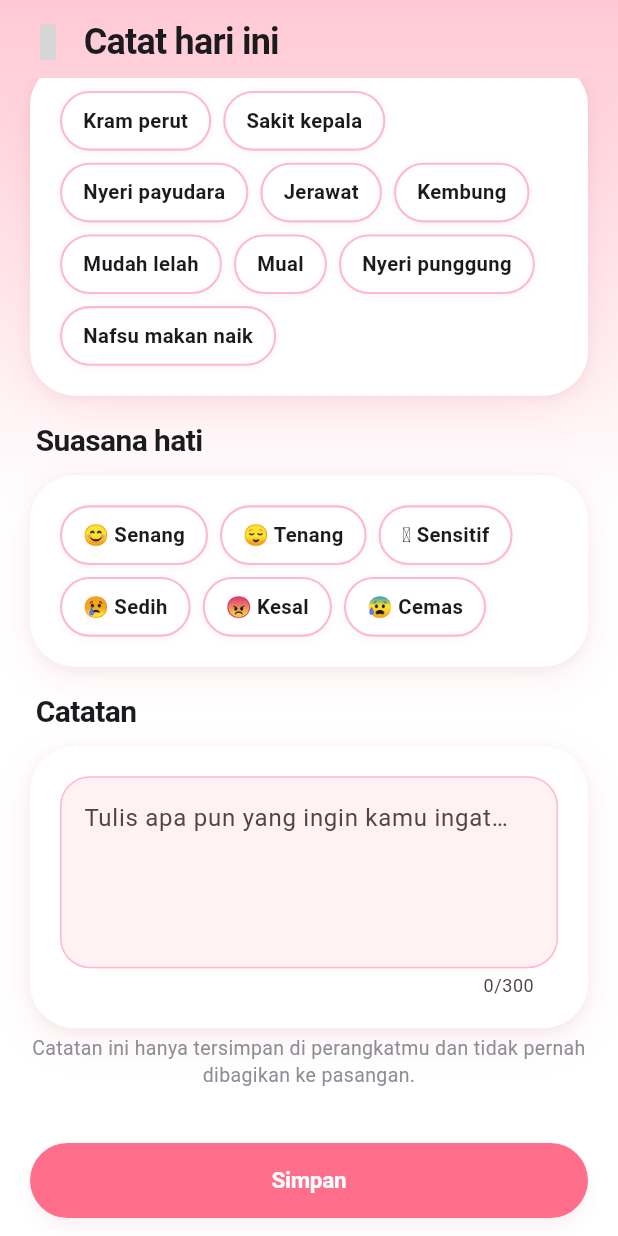
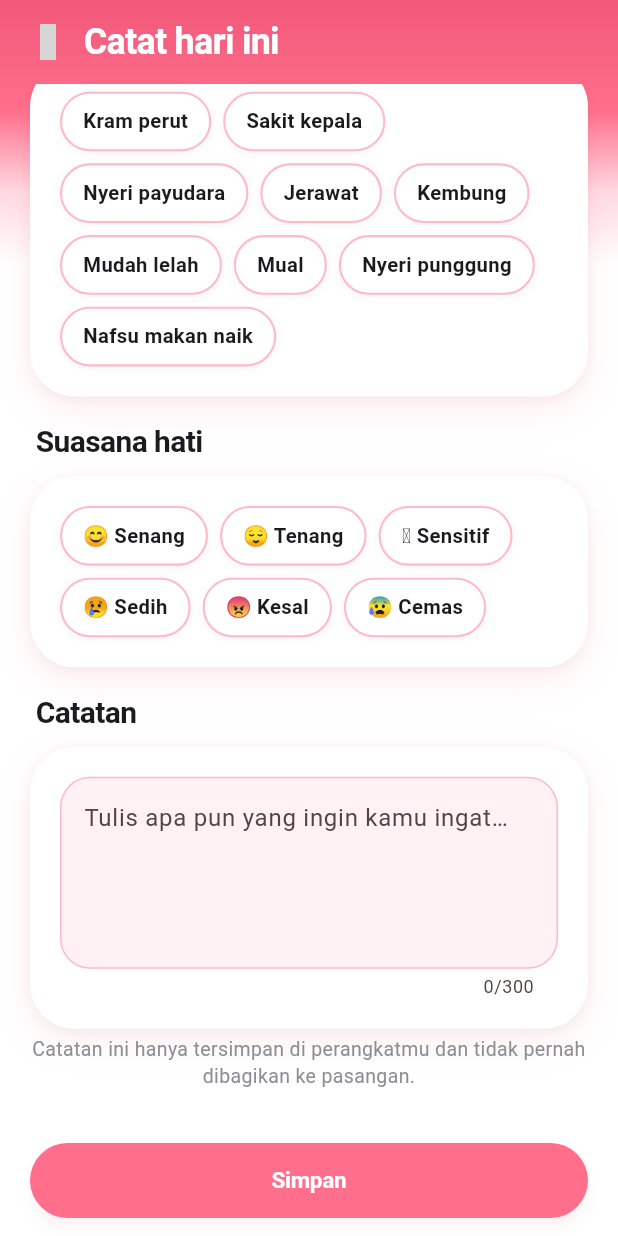
Before and after one commit to SahrulRD-Smatel/Period-Tracker, a Flutter app: the LogScreen screen opened directly with empty values, scrolled down 551 dp, on a phone screen of 412 x 824 dp. Run offline on Flutter 3.47's test engine with Material 3 defaults, Android fonts, the phone set to English and light mode, and no system bars; our stand-ins replace flutter_animate, flutter_local_notifications, flutter_riverpod, flutter_timezone, local_auth, shared_preferences and 3 more; missing offline and left inert: phosphor_icons; accounts and stored records are empty; network calls fail; grey boxes are pictures that could not be loaded.

Commit message:
style(ui): refine pink-white header gradient contrast and add Auth retry button

```diff
--- a/lib/core/app_scaffold.dart
+++ b/lib/core/app_scaffold.dart
@@ -23,7 +23,9 @@ class AppScaffold extends StatelessWidget {
   });
 
   @override
-  Widget build(BuildContext context) => Scaffold(
+  Widget build(BuildContext context) {
+    final topInset = MediaQuery.paddingOf(context).top;
+    return Scaffold(
       appBar: appBar,
       bottomNavigationBar: bottomNavigationBar != null
           ? Align(
@@ -36,13 +38,19 @@ class AppScaffold extends StatelessWidget {
             )
           : null,
       backgroundColor: background ?? AppColors.white,
-        // SafeArea aman dipakai bersama AppBar / BottomNavigationBar:
-        // Scaffold sudah menghapus inset yang ia tangani sendiri.
-        body: DecoratedBox(
-          decoration: BoxDecoration(
-            gradient: background == null ? AppColors.canvasGradient : null,
+      body: Stack(
+        children: [
+          if (background == null)
+            Positioned(
+              top: 0,
+              left: 0,
+              right: 0,
+              height: topInset + 176,
+              child: const DecoratedBox(
+                decoration: BoxDecoration(gradient: AppColors.canvasGradient),
               ),
-          child: SafeArea(
+            ),
+          SafeArea(
             child: Center(
               child: ConstrainedBox(
                 constraints: BoxConstraints(maxWidth: maxWidth),
@@ -50,6 +58,8 @@ class AppScaffold extends StatelessWidget {
               ),
             ),
           ),
+        ],
       ),
     );
   }
+}
--- a/lib/core/theme.dart
+++ b/lib/core/theme.dart
@@ -5,6 +5,7 @@ import 'package:flutter/material.dart';
 class AppColors {
   AppColors._();
   static const white = Color(0xFFFFFFFF);
+  static const whiteSoft = Color(0xEBFFFFFF); // putih lembut 92% untuk subjudul di atas pink
   static const transparent = Color(0x00000000);
   static const blush = Color(0xFFFFF1F4); // latar layar
   static const blushWarm = Color(0xFFFFF9FB); // highlight atas kanvas
@@ -57,10 +58,10 @@ class AppColors {
   );
 
   static const canvasGradient = LinearGradient(
-    colors: [Color(0xFFFFC9D4), white],
+    colors: [roseDeep, rose, petal, white],
     begin: Alignment.topCenter,
     end: Alignment.bottomCenter,
-    stops: [0.0, 0.42],
+    stops: [0.0, 0.42, 0.72, 1.0],
   );
 }
 
--- a/lib/core/widgets.dart
+++ b/lib/core/widgets.dart
@@ -162,10 +162,11 @@ class BowHeader extends StatelessWidget {
                     fontSize: 28,
                     fontWeight: FontWeight.w800,
                     letterSpacing: -0.8,
+                    color: AppColors.white,
                   ),
                 ),
                 const SizedBox(height: 2),
-                Text(subtitle, style: kSmall),
+                Text(subtitle, style: kSmall.copyWith(color: AppColors.whiteSoft)),
               ],
             ),
           ),
--- a/lib/features/log/log_screen.dart
+++ b/lib/features/log/log_screen.dart
@@ -172,14 +172,19 @@ class _LogScreenState extends ConsumerState<LogScreen> {
       body: Column(
         children: [
           Padding(
-            padding: const EdgeInsets.fromLTRB(8, 4, 20, 0),
+            padding: const EdgeInsets.fromLTRB(8, 4, 20, 4),
             child: Row(
               children: [
                 IconButton(
                   onPressed: () => Navigator.of(context).pop(),
-                  icon: const Icon(PhosphorIconsRegular.caretLeft, color: AppColors.rose),
+                  icon: const Icon(PhosphorIconsRegular.caretLeft, color: AppColors.white),
                 ),
-                Text('Catat hari ini', style: kHeading.copyWith(fontSize: 24)),
+                Expanded(
+                  child: Text(
+                    'Catat hari ini',
+                    style: kHeading.copyWith(fontSize: 24, color: AppColors.white),
+                  ),
+                ),
               ],
             ),
           ),
```
Also changed, not shown: lib/features/home/home_screen.dart (+14 -3 lines), lib/features/partner/partner_screen.dart (+35 -0 lines), lib/features/partner/server_setup_sheet.dart (+4 -4 lines). Lines whose indentation alone changed are shown as unchanged.
